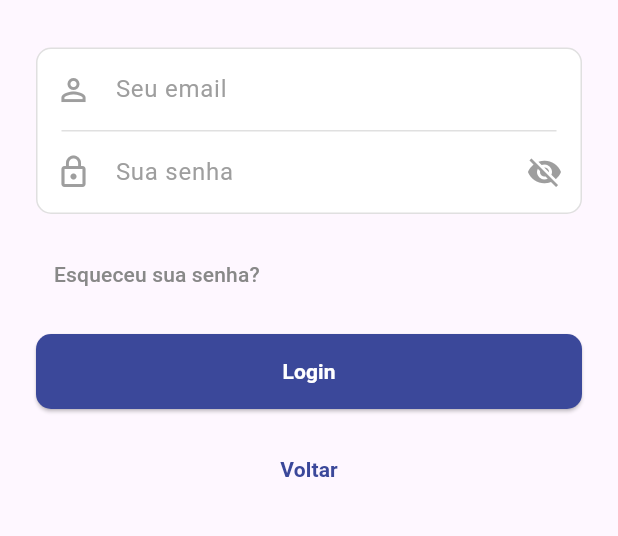
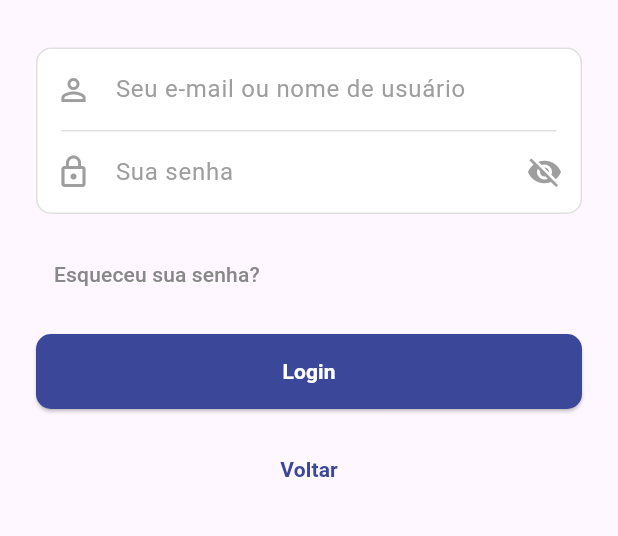
Before and after one commit to Gui2761/Check_Men, a Flutter app: the LoginForm widget shown alone on an empty page, opened directly, after a tap on "Login", on a phone screen of 412 x 824 dp, the part 134-670 px from its top. Run offline on Flutter 3.47's test engine with Material 3 defaults, Android fonts, the phone set to English and light mode, and no system bars; our stand-ins replace shared_preferences; accounts and stored records are empty; network calls fail.

Commit message:
tela de login + tela de saude do homem

```diff
--- a/lib/providers/auth_provider.dart
+++ b/lib/providers/auth_provider.dart
@@ -79,11 +79,11 @@ class AuthProvider extends ChangeNotifier {
     notifyListeners();
   }
 
-  Future<http.Response> login(String email, String password) async {
+  Future<http.Response> login(String identifier, String password) async { // Parâmetro alterado para 'identifier'
     _isLoading = true;
     notifyListeners();
     try {
-      final response = await _authService.login(email, password);
+      final response = await _authService.login(identifier, password);
       if (response.statusCode >= 200 && response.statusCode < 300) {
         await saveLoginState(true);
       }
@@ -94,11 +94,11 @@ class AuthProvider extends ChangeNotifier {
     }
   }
 
-  Future<http.Response> register(String email, String password, String recoveryPhrase) async {
+  Future<http.Response> register(String username, String email, String password, String recoveryPhrase) async { // Parâmetro 'username' adicionado
     _isLoading = true;
     notifyListeners();
     try {
-      final response = await _authService.register(email, password, recoveryPhrase);
+      final response = await _authService.register(username, email, password, recoveryPhrase);
       return response;
     } finally {
       _isLoading = false;
--- a/lib/services/auth_service.dart
+++ b/lib/services/auth_service.dart
@@ -4,27 +4,32 @@ import 'dart:convert';
 class AuthService {
   final String _baseUrl = 'SEU_URL_DA_API'; // Substitua pelo seu URL
 
-  Future<http.Response> login(String email, String password) async {
+  Future<http.Response> login(String identifier, String password) async {
+    // Verifica se o identificador é um email (contém '@')
+    final bool isEmail = identifier.contains('@');
+
     final response = await http.post(
       Uri.parse('$_baseUrl/login'),
       headers: <String, String>{
         'Content-Type': 'application/json',
       },
       body: jsonEncode(<String, String>{
-        'email': email,
+        // Envia o campo correto com base na verificação
+        isEmail ? 'email' : 'username': identifier,
         'password': password,
       }),
     );
     return response;
   }
 
-  Future<http.Response> register(String email, String password, String recoveryPhrase) async {
+  Future<http.Response> register(String username, String email, String password, String recoveryPhrase) async {
     final response = await http.post(
       Uri.parse('$_baseUrl/register'),
       headers: <String, String>{
         'Content-Type': 'application/json',
       },
       body: jsonEncode(<String, String>{
+        'username': username, // Adicionado
         'email': email,
         'password': password,
         'recoveryPhrase': recoveryPhrase,
@@ -35,7 +40,7 @@ class AuthService {
 
   Future<http.Response> forgotPassword(String email, String recoveryPhrase) async {
     final response = await http.post(
-      Uri.parse('$_baseUrl/forgot-password'), // Substitua pelo endpoint correto
+      Uri.parse('$_baseUrl/forgot-password'),
       headers: <String, String>{
         'Content-Type': 'application/json',
       },
@@ -49,7 +54,7 @@ class AuthService {
 
   Future<http.Response> resetPassword(String newPassword) async {
     final response = await http.post(
-      Uri.parse('$_baseUrl/reset-password'), // Substitua pelo endpoint correto
+      Uri.parse('$_baseUrl/reset-password'),
       headers: <String, String>{
         'Content-Type': 'application/json',
       },
--- a/lib/widgets/login_form.dart
+++ b/lib/widgets/login_form.dart
@@ -13,7 +13,7 @@ class LoginForm extends StatefulWidget {
 }
 
 class _LoginFormState extends State<LoginForm> {
-  final _emailController = TextEditingController();
+  final _identifierController = TextEditingController(); // Alterado para aceitar email ou username
   final _passwordController = TextEditingController();
   bool _isPasswordVisible = false;
 
@@ -28,7 +28,7 @@ class _LoginFormState extends State<LoginForm> {
 
   void _submit() async {
     final auth = Provider.of<AuthProvider>(context, listen: false);
-    final response = await auth.login(_emailController.text, _passwordController.text);
+    final response = await auth.login(_identifierController.text, _passwordController.text);
     if (response.statusCode >= 200 && response.statusCode < 300) {
       _showSnackbar('Login realizado com sucesso!');
       Navigator.pushReplacement(
@@ -43,7 +43,7 @@ class _LoginFormState extends State<LoginForm> {
 
   @override
   void dispose() {
-    _emailController.dispose();
+    _identifierController.dispose();
     _passwordController.dispose();
     super.dispose();
   }
@@ -75,10 +75,10 @@ class _LoginFormState extends State<LoginForm> {
             child: Column(
               children: [
                 TextFormField(
-                  controller: _emailController,
+                  controller: _identifierController,
                   decoration: const InputDecoration(
                     prefixIcon: Icon(Icons.person_outline, color: Colors.grey),
-                    hintText: 'Seu email',
+                    hintText: 'Seu e-mail ou nome de usuário', // Novo: texto do hint
                     hintStyle: TextStyle(color: Colors.grey),
                     border: InputBorder.none,
                     contentPadding: EdgeInsets.symmetric(vertical: 15, horizontal: 10),
--- a/lib/widgets/registration_form.dart
+++ b/lib/widgets/registration_form.dart
@@ -2,7 +2,6 @@ import 'package:flutter/material.dart';
 import 'package:provider/provider.dart';
 import '../providers/auth_provider.dart';
 import 'dart:convert';
-import 'package:http/http.dart' as http;
 
 class RegistrationForm extends StatefulWidget {
   const RegistrationForm({super.key});
@@ -12,6 +11,7 @@ class RegistrationForm extends StatefulWidget {
 }
 
 class _RegistrationFormState extends State<RegistrationForm> {
+  final _usernameController = TextEditingController(); // Novo: Controlador para o nome de usuário
   final _emailController = TextEditingController();
   final _passwordController = TextEditingController();
   final _confirmPasswordController = TextEditingController();
@@ -31,7 +31,7 @@ class _RegistrationFormState extends State<RegistrationForm> {
   void _submit() async {
     final auth = Provider.of<AuthProvider>(context, listen: false);
 
-    // Validação do formato do e-mail (NOVA VERIFICAÇÃO)
+    // Validação do formato do e-mail
     if (!RegExp(r"^[a-zA-Z0-9.]+@[a-zA-Z0-9]+\.[a-zA-Z]+").hasMatch(_emailController.text)) {
       _showSnackbar('Por favor, insira um e-mail válido.', isError: true);
       return;
@@ -42,8 +42,8 @@ class _RegistrationFormState extends State<RegistrationForm> {
       return;
     }
 
-    // O resto do código permanece o mesmo
     final response = await auth.register(
+      _usernameController.text, // Novo: Passando o nome de usuário
       _emailController.text,
       _passwordController.text,
       _recoveryPhraseController.text,
@@ -59,6 +59,7 @@ class _RegistrationFormState extends State<RegistrationForm> {
 
   @override
   void dispose() {
+    _usernameController.dispose(); // Novo: Dispose do controlador de nome de usuário
     _emailController.dispose();
     _passwordController.dispose();
     _confirmPasswordController.dispose();
@@ -93,10 +94,24 @@ class _RegistrationFormState extends State<RegistrationForm> {
               ),
               child: Column(
                 children: [
+                  TextFormField( // Novo: Campo para o nome de usuário
+                    controller: _usernameController,
+                    decoration: const InputDecoration(
+                      prefixIcon: Icon(Icons.person_outline, color: Colors.grey),
+                      hintText: 'Seu nome de usuário',
+                      hintStyle: TextStyle(color: Colors.grey),
+                      border: InputBorder.none,
+                      contentPadding: EdgeInsets.symmetric(vertical: 15, horizontal: 10),
+                    ),
+                  ),
+                  const Padding(
+                    padding: EdgeInsets.symmetric(horizontal: 16.0),
+                    child: Divider(height: 1, color: Color(0xFFE0E0E0)),
+                  ),
                   TextFormField(
                     controller: _emailController,
                     decoration: const InputDecoration(
-                      prefixIcon: Icon(Icons.person_outline, color: Colors.grey),
+                      prefixIcon: Icon(Icons.email_outlined, color: Colors.grey),
                       hintText: 'Seu email',
                       hintStyle: TextStyle(color: Colors.grey),
                       border: InputBorder.none,
```
